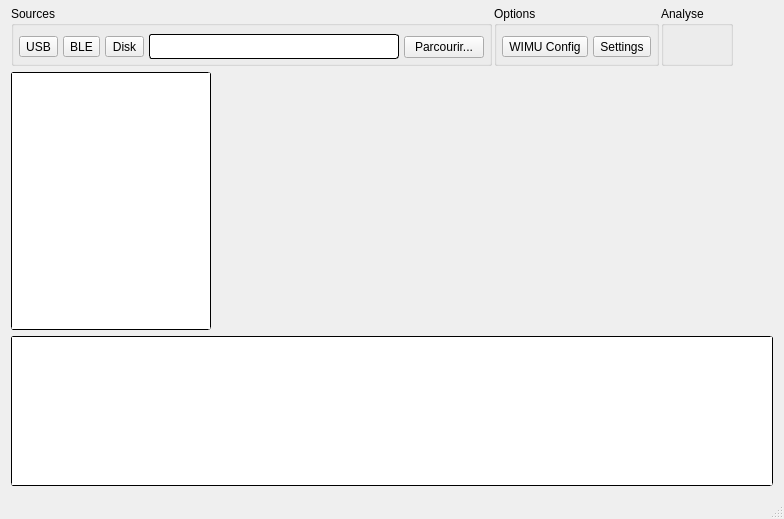
The window that mainwindow.ui (CDRV/openwimu) describes before a commit, drawn with Qt 5.
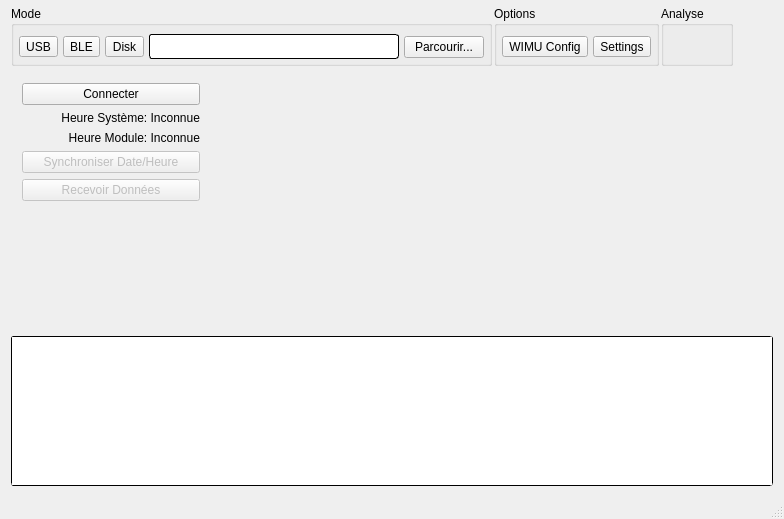
The same window after the commit. Icons and pictures are not drawn.

```diff
--- a/mainwindow.ui
+++ b/mainwindow.ui
@@ -16,7 +16,7 @@
   <property name="styleSheet">
    <string notr="true">QLineEdit,QTreeWidget,QTextEdit{border-radius: 3px; border-color:black;border-width: 1px;border-style: solid;}</string>
   </property>
-  <widget class="QWidget" name="wdgCentral">
+  <widget class="QWidget" name="wdgMain">
    <layout class="QVBoxLayout" name="verticalLayout">
     <property name="topMargin">
      <number>0</number>
@@ -62,7 +62,7 @@
          </size>
         </property>
         <property name="title">
-         <string>Sources</string>
+         <string>Mode</string>
         </property>
         <layout class="QHBoxLayout" name="horizontalLayout_6">
          <property name="spacing">
@@ -299,25 +299,165 @@
     <item>
      <layout class="QHBoxLayout" name="horizontalLayout">
       <item>
-       <widget class="QTreeWidget" name="treeMain">
+       <widget class="QStackedWidget" name="stkControls">
+        <property name="sizePolicy">
+         <sizepolicy hsizetype="Fixed" vsizetype="Preferred">
+          <horstretch>0</horstretch>
+          <verstretch>0</verstretch>
+         </sizepolicy>
+        </property>
         <property name="maximumSize">
          <size>
           <width>200</width>
           <height>16777215</height>
          </size>
         </property>
-        <attribute name="headerVisible">
-         <bool>false</bool>
-        </attribute>
-        <column>
-         <property name="text">
-          <string notr="true">1</string>
-         </property>
-        </column>
+        <property name="currentIndex">
+         <number>1</number>
+        </property>
+        <widget class="QWidget" name="pgDisk">
+         <layout class="QVBoxLayout" name="verticalLayout_2">
+          <property name="leftMargin">
+           <number>0</number>
+          </property>
+          <property name="topMargin">
+           <number>0</number>
+          </property>
+          <property name="rightMargin">
+           <number>0</number>
+          </property>
+          <property name="bottomMargin">
+           <number>0</number>
+          </property>
+          <item>
+           <widget class="QTreeWidget" name="treeDisk">
+            <attribute name="headerVisible">
+             <bool>false</bool>
+            </attribute>
+            <column>
+             <property name="text">
+              <string notr="true">1</string>
+             </property>
+            </column>
+           </widget>
+          </item>
+         </layout>
+        </widget>
+        <widget class="QWidget" name="pgUSB">
+         <layout class="QVBoxLayout" name="verticalLayout_3">
+          <item>
+           <widget class="QPushButton" name="btnUSBConnect">
+            <property name="cursor">
+             <cursorShape>PointingHandCursor</cursorShape>
+            </property>
+            <property name="text">
+             <string>Connecter</string>
+            </property>
+            <property name="icon">
+             <iconset resource="wimustudio2.qrc">
+              <normaloff>:/icons/images/connect.png</normaloff>:/icons/images/connect.png</iconset>
+            </property>
+            <property name="iconSize">
+             <size>
+              <width>24</width>
+              <height>24</height>
+             </size>
+            </property>
+            <property name="checkable">
+             <bool>true</bool>
+            </property>
+           </widget>
+          </item>
+          <item>
+           <widget class="QLabel" name="lblUSBSysClock">
+            <property name="text">
+             <string>Heure Système: Inconnue</string>
+            </property>
+            <property name="alignment">
+             <set>Qt::AlignRight|Qt::AlignTrailing|Qt::AlignVCenter</set>
+            </property>
+           </widget>
+          </item>
+          <item>
+           <widget class="QLabel" name="lblUSBWIMUTime">
+            <property name="text">
+             <string>Heure Module: Inconnue</string>
+            </property>
+            <property name="alignment">
+             <set>Qt::AlignRight|Qt::AlignTrailing|Qt::AlignVCenter</set>
+            </property>
+           </widget>
+          </item>
+          <item>
+           <widget class="QPushButton" name="btnUSBSyncTime">
+            <property name="enabled">
+             <bool>false</bool>
+            </property>
+            <property name="cursor">
+             <cursorShape>PointingHandCursor</cursorShape>
+            </property>
+            <property name="text">
+             <string>Synchroniser Date/Heure</string>
+            </property>
+            <property name="icon">
+             <iconset resource="wimustudio2.qrc">
+              <normaloff>:/icons/images/date_time.png</normaloff>:/icons/images/date_time.png</iconset>
+            </property>
+            <property name="iconSize">
+             <size>
+              <width>24</width>
+              <height>24</height>
+             </size>
+            </property>
+           </widget>
+          </item>
+          <item>
+           <widget class="QPushButton" name="btnUSBStream">
+            <property name="enabled">
+             <bool>false</bool>
+            </property>
+            <property name="cursor">
+             <cursorShape>PointingHandCursor</cursorShape>
+            </property>
+            <property name="text">
+             <string>Recevoir Données</string>
+            </property>
+            <property name="icon">
+             <iconset resource="wimustudio2.qrc">
+              <normaloff>:/icons/images/graph.png</normaloff>:/icons/images/graph.png</iconset>
+            </property>
+            <property name="iconSize">
+             <size>
+              <width>24</width>
+              <height>24</height>
+             </size>
+            </property>
+            <property name="checkable">
+             <bool>true</bool>
+            </property>
+           </widget>
+          </item>
+          <item>
+           <spacer name="verticalSpacer">
+            <property name="orientation">
+             <enum>Qt::Vertical</enum>
+            </property>
+            <property name="sizeHint" stdset="0">
+             <size>
+              <width>20</width>
+              <height>40</height>
+             </size>
+            </property>
+           </spacer>
+          </item>
+         </layout>
+        </widget>
+        <widget class="QWidget" name="pgBLE"/>
+        <widget class="QWidget" name="pgEmpty"/>
        </widget>
       </item>
       <item>
-       <widget class="QWidget" name="widget" native="true"/>
+       <widget class="QWidget" name="wdgCentral" native="true"/>
       </item>
      </layout>
     </item>
```
Left out of the diff: 3 changed lines with no effect on the pictures.
